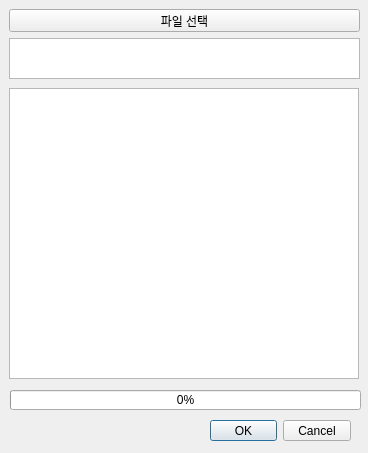
The window that ui/test1.ui (Beomsudev/bga_list) describes before a commit, drawn with Qt 5.
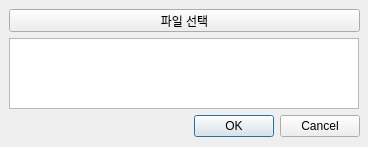
The same window after the commit.

Diff of the .ui file:
```diff
--- a/ui/test1.ui
+++ b/ui/test1.ui
@@ -7,7 +7,7 @@
     <x>0</x>
     <y>0</y>
     <width>368</width>
-    <height>453</height>
+    <height>147</height>
    </rect>
   </property>
   <property name="windowTitle">
@@ -19,10 +19,10 @@
    </property>
    <property name="geometry">
     <rect>
-     <x>210</x>
-     <y>420</y>
-     <width>141</width>
-     <height>21</height>
+     <x>189</x>
+     <y>115</y>
+     <width>171</width>
+     <height>23</height>
     </rect>
    </property>
    <property name="orientation">
@@ -32,35 +32,6 @@
     <set>QDialogButtonBox::Cancel|QDialogButtonBox::Ok</set>
    </property>
   </widget>
-  <widget class="QProgressBar" name="progressBar">
-   <property name="enabled">
-    <bool>true</bool>
-   </property>
-   <property name="geometry">
-    <rect>
-     <x>10</x>
-     <y>390</y>
-     <width>351</width>
-     <height>20</height>
-    </rect>
-   </property>
-   <property name="value">
-    <number>0</number>
-   </property>
-  </widget>
-  <widget class="QTextBrowser" name="textBrowser_2">
-   <property name="enabled">
-    <bool>true</bool>
-   </property>
-   <property name="geometry">
-    <rect>
-     <x>9</x>
-     <y>88</y>
-     <width>350</width>
-     <height>291</height>
-    </rect>
-   </property>
-  </widget>
   <widget class="QTextBrowser" name="filePath">
    <property name="enabled">
     <bool>true</bool>
@@ -69,8 +40,8 @@
     <rect>
      <x>9</x>
      <y>38</y>
-     <width>351</width>
-     <height>41</height>
+     <width>350</width>
+     <height>71</height>
     </rect>
    </property>
    <property name="maximumSize">
```
